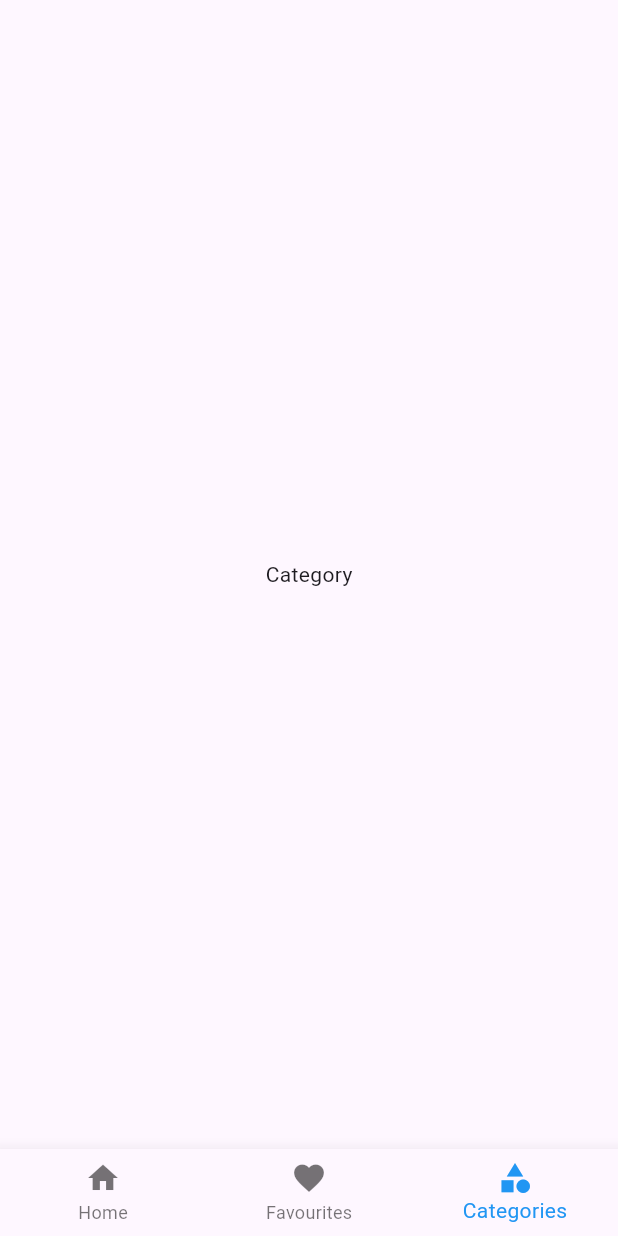
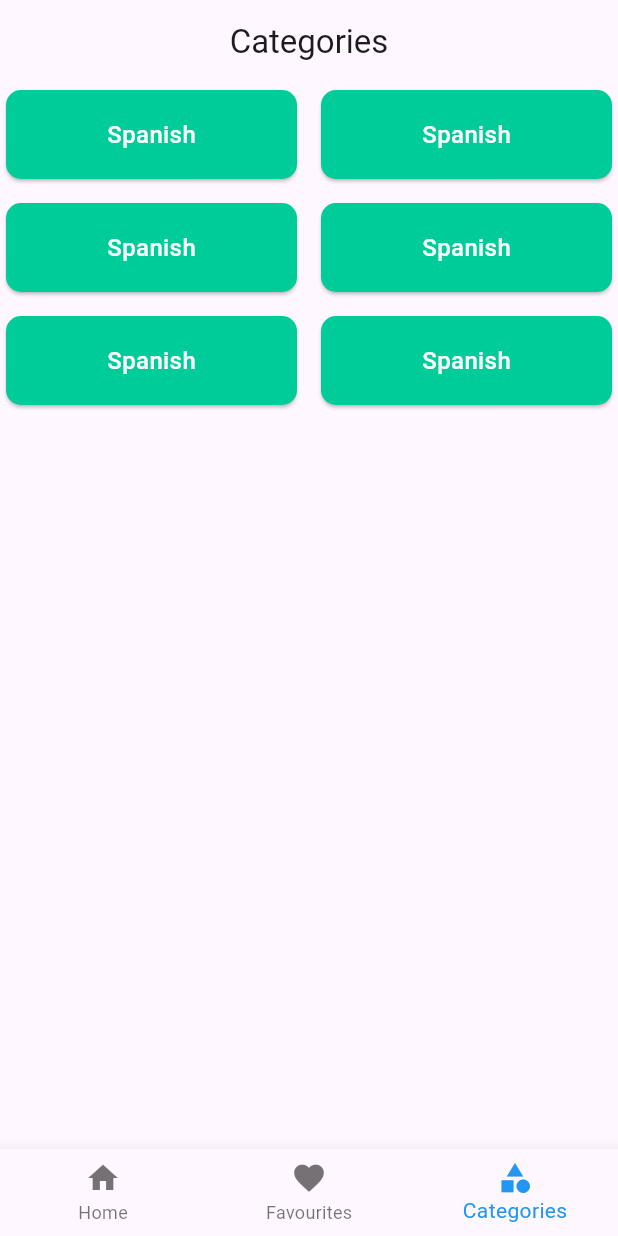
Before and after one commit to pranesh12/recepie, a Flutter app: the screen it shows after launch, item 3 of the bottom bar chosen, on a phone screen of 412 x 824 dp. Run offline on Flutter 3.47's test engine with Material 3 defaults, Android fonts, the phone set to English and light mode, and no system bars; network calls fail.

Commit message:
category card added

```diff
--- a/lib/screen/category.dart
+++ b/lib/screen/category.dart
@@ -1,4 +1,5 @@
 import 'package:flutter/material.dart';
+import 'package:recepie_app/widgets/category_card.dart';
 
 class Category extends StatefulWidget {
   const Category({super.key});
@@ -8,12 +9,32 @@ class Category extends StatefulWidget {
 }
 
 class CategoryState extends State<Category> {
+  Future<void> fetchTags() async {}
   @override
   Widget build(BuildContext context) {
     return Scaffold(
-      body: Center(
-        child: Text("Category"),
-      ),
-    );
+        appBar: AppBar(
+          title: const Text('Categories'),
+          centerTitle: true,
+        ),
+        body: Column(
+          children: [
+            Expanded(
+                child: GridView.builder(
+                    gridDelegate:
+                        const SliverGridDelegateWithFixedCrossAxisCount(
+                      crossAxisCount: 2,
+                      crossAxisSpacing: 8.0,
+                      mainAxisSpacing: 8.0,
+                      childAspectRatio: 3,
+                    ),
+                    itemCount: 6,
+                    itemBuilder: (context, index) {
+                      return CategoryCard(
+                        tagName: "Spanish",
+                      );
+                    }))
+          ],
+        ));
   }
 }
--- a/lib/screen/favourite.dart
+++ b/lib/screen/favourite.dart
@@ -11,6 +11,9 @@ class FavouriteState extends State<Favourite> {
   @override
   Widget build(BuildContext context) {
     return Scaffold(
+      appBar: AppBar(
+        title: const Text("Favourite"),
+      ),
       body: Center(
         child: Text("Favourite"),
       ),
--- /dev/null
+++ b/lib/widgets/category_card.dart
@@ -0,0 +1,32 @@
+import 'package:flutter/material.dart';
+
+class CategoryCard extends StatefulWidget {
+  final String tagName;
+  const CategoryCard({super.key, required this.tagName});
+
+  @override
+  CategoryCardState createState() => CategoryCardState();
+}
+
+class CategoryCardState extends State<CategoryCard> {
+  @override
+  Widget build(BuildContext context) {
+    return Card(
+      elevation: 1,
+      color: const Color(0xFF00CC99),
+      shape: RoundedRectangleBorder(
+        borderRadius: BorderRadius.circular(10),
+      ),
+      child: Padding(
+        padding: const EdgeInsets.all(10),
+        child: Center(
+          child: Text(
+            widget.tagName,
+            style: const TextStyle(
+                fontWeight: FontWeight.w500, fontSize: 16, color: Colors.white),
+          ),
+        ),
+      ),
+    );
+  }
+}
```
